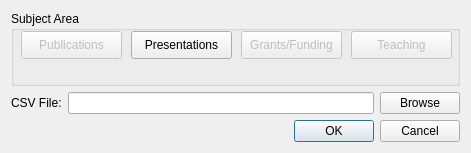
Old version of the form src/ui/FileInputDialog.ui in the repository Myu84/CSS.
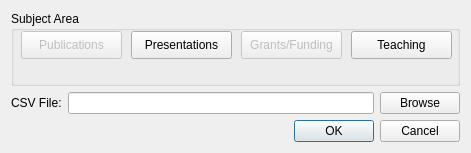
New version of the form.

What changed in the file:
```diff
--- a/src/ui/FileInputDialog.ui
+++ b/src/ui/FileInputDialog.ui
@@ -139,7 +139,7 @@
      </widget>
      <widget class="QPushButton" name="teachingButton">
       <property name="enabled">
-       <bool>false</bool>
+       <bool>true</bool>
       </property>
       <property name="geometry">
        <rect>
```
